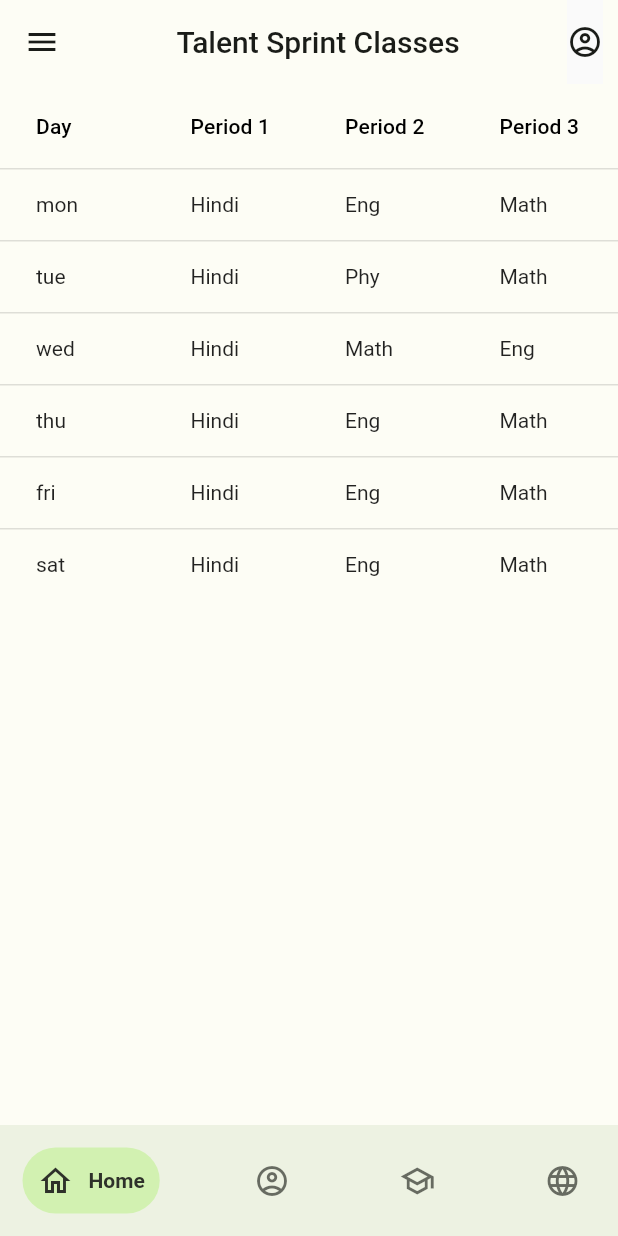
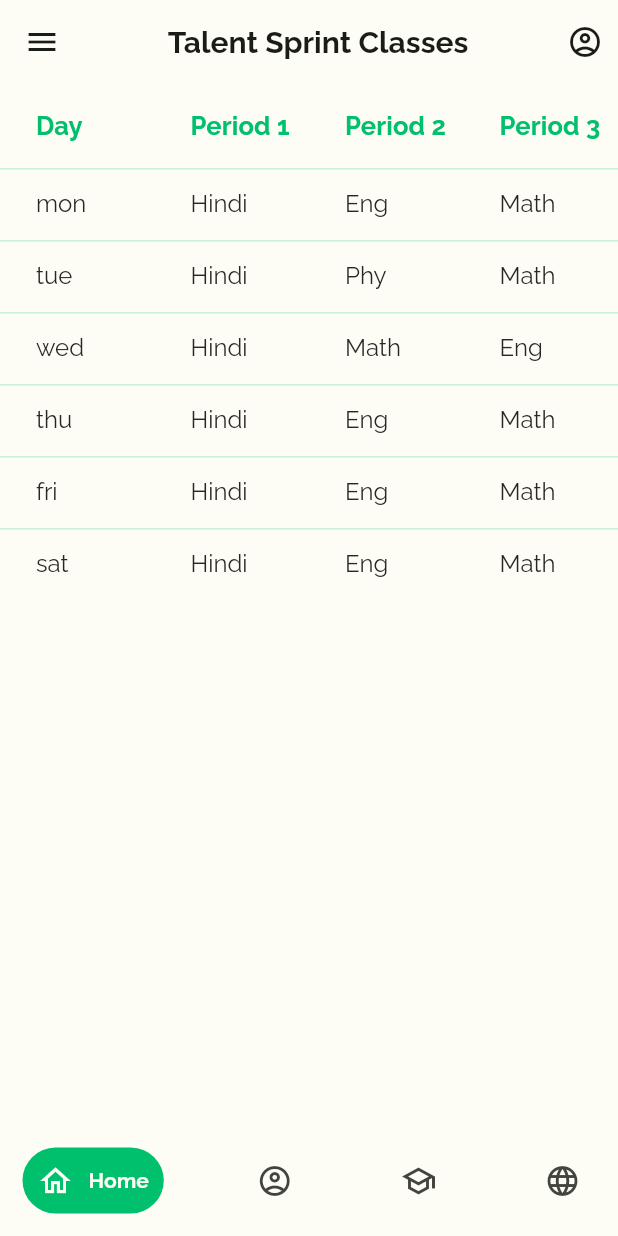
Before and after one commit to G-Paul/tsc_app_flutter, a Flutter app: the MainScreen screen opened directly, on a phone screen of 412 x 824 dp. Run offline on Flutter 3.47's test engine with Material 2 defaults, Android fonts, the phone set to English and light mode, and no system bars; drawn by our look-alikes of google_nav_bar; our stand-ins replace cloud_firestore, firebase_auth, firebase_core, google_fonts; accounts and stored records are empty.

Commit message:
Darkmode and Lightmode, Raleway font

```diff
--- /dev/null
+++ b/lib/app_themes.dart
@@ -0,0 +1,135 @@
+import 'package:flutter/material.dart';
+import 'package:google_fonts/google_fonts.dart';
+
+class LightThemes {
+  static ThemeData light_theme_1 = ThemeData(
+    primaryColor: Color(0xFF00BF6D),
+    backgroundColor: const Color(0xFFFDFDF5),
+    scaffoldBackgroundColor: const Color(0xFFFDFDF5),
+    buttonColor: Color(0xFF00BF6D),
+    iconTheme: const IconThemeData(
+      color: const Color.fromARGB(255, 46, 49, 42),
+    ),
+    dividerColor: Color(0x3400BF6C),
+    focusColor: const Color(0xFFFDFDF5),
+    bottomAppBarColor: const Color(0xFFFDFDF5),
+    appBarTheme: const AppBarTheme(
+      backgroundColor: const Color(0xFFFDFDF5),
+      elevation: 0,
+      foregroundColor: const Color(0xFF1A1C18),
+    ),
+    buttonTheme: const ButtonThemeData(
+      buttonColor: Color(0xFF00BF6D),
+    ),
+    textTheme: TextTheme(
+      bodySmall: GoogleFonts.raleway(
+        textStyle: TextStyle(
+          color: Color.fromARGB(255, 39, 39, 39),
+          fontSize: 16,
+        ),
+      ),
+      titleSmall: GoogleFonts.raleway(
+        textStyle: TextStyle(
+          color: Color(0xFF00BF6D),
+          fontSize: 17,
+          fontWeight: FontWeight.bold,
+        ),
+      ),
+      labelSmall: GoogleFonts.raleway(
+        textStyle: TextStyle(
+          color: Color.fromARGB(81, 0, 0, 0),
+          fontSize: 13,
+        ),
+      ),
+      titleLarge: GoogleFonts.raleway(),
+      // button: GoogleFonts.raleway(
+      //   fontWeight: FontWeight.bold,
+      // ),
+    ),
+  );
+}
+
+class DarkThemes {
+  static ThemeData dark_theme_2 = ThemeData(
+    primaryColor: Color(0xFF00BF6D),
+    backgroundColor: Color(0xFF100F25),
+    scaffoldBackgroundColor: Color(0xFF100F25),
+    buttonColor: Color(0xFF00BF6D),
+    focusColor: const Color(0xFFFDFDF5),
+    iconTheme: const IconThemeData(
+      color: Color(0xFF00BF6D),
+    ),
+    bottomAppBarColor: const Color(0xFFEDF2E2),
+    appBarTheme: const AppBarTheme(
+      backgroundColor: Color(0xFF151331),
+      elevation: 0,
+      foregroundColor: Color(0xFF00BF6D),
+    ),
+    buttonTheme: ButtonThemeData(
+      buttonColor: Color(0xFF00BF6D),
+    ),
+    textTheme: TextTheme(
+      bodySmall: GoogleFonts.raleway(
+        textStyle: TextStyle(
+          color: Color(0xFFFFFFFF),
+          fontSize: 15,
+        ),
+      ),
+      titleSmall: GoogleFonts.raleway(
+        textStyle: TextStyle(
+          color: Color(0xFF00BF6D),
+          fontWeight: FontWeight.bold,
+          fontSize: 15,
+        ),
+      ),
+      labelSmall: GoogleFonts.raleway(
+        textStyle: TextStyle(
+          // color: Color(0xFF00BF6D),
+          color: Color(0xB0FFFEFE),
+          fontSize: 13,
+        ),
+      ),
+      titleLarge: GoogleFonts.raleway(),
+      // button: GoogleFonts.raleway(
+      //   fontWeight: FontWeight.bold,
+      // ),
+    ),
+    drawerTheme: DrawerThemeData(
+      backgroundColor: Color(0xFF181736),
+    ),
+    dividerColor: Color(0x3400BF6C),
+  );
+
+  // static ThemeData dark_theme_1 = ThemeData(
+  //   primaryColor: Color(0xFF00BF6D),
+  //   backgroundColor: Color(0xFF100F25),
+  //   scaffoldBackgroundColor: Color(0xFF100F25),
+  //   buttonColor: Color(0xFF00BF6D),
+  //   focusColor: const Color(0xFFFDFDF5),
+  //   iconTheme: const IconThemeData(
+  //     color: Color(0xFF00BF6D),
+  //   ),
+  //   bottomAppBarColor: const Color(0xFFEDF2E2),
+  //   appBarTheme: const AppBarTheme(
+  //     backgroundColor: Color(0xFF00BF6D),
+  //     elevation: 0,
+  //     foregroundColor: const Color(0xFF1A1C18),
+  //   ),
+  //   buttonTheme: const ButtonThemeData(
+  //     buttonColor: Color(0xFF00BF6D),
+  //   ),
+  //   textTheme: TextTheme(
+  //     bodySmall: TextStyle(
+  //       color: Color(0xFFFFFFFF),
+  //     ),
+  //     titleSmall: TextStyle(
+  //       color: Color(0xFF00BF6D),
+  //       fontSize: 5,
+  //     ),
+  //   ),
+  //   drawerTheme: DrawerThemeData(
+  //     backgroundColor: Color(0xFF181736),
+  //   ),
+  //   dividerColor: Color(0x2C00BF6C),
+  // );
+}
--- a/lib/main.dart
+++ b/lib/main.dart
@@ -1,10 +1,12 @@
 import 'package:flutter/material.dart';
+import 'package:flutter/services.dart';
 import 'package:google_nav_bar/google_nav_bar.dart';
 import 'package:firebase_core/firebase_core.dart';
 
 import './screens/home/home_screen.dart';
 import './screens//main_screen.dart';
 import './screens/login/login_button.dart';
+import './app_themes.dart';
 
 // void main() {
 //   runApp(MyApp());
@@ -15,36 +17,39 @@ Future main() async {
   await Firebase.initializeApp();
 
   runApp(MyApp());
+  // SystemChrome.setEnabledSystemUIOverlays([SystemUiOverlay.top]);
 }
 
 class MyApp extends StatelessWidget {
   MyApp({super.key});
 
-  var theme_1 = ThemeData(
-    primaryColor: Color(0xFF93F041),
-    backgroundColor: const Color(0xFFFDFDF5),
-    buttonColor: Color.fromARGB(255, 189, 255, 132),
-    iconTheme: const IconThemeData(
-      color: const Color.fromARGB(255, 46, 49, 42),
-    ),
-    bottomAppBarColor: const Color(0xFFEDF2E2),
-    appBarTheme: const AppBarTheme(
-      backgroundColor: const Color(0xFFFDFDF5),
-      elevation: 0,
-      foregroundColor: const Color(0xFF1A1C18),
-    ),
-    buttonTheme: const ButtonThemeData(
-      buttonColor: Color.fromARGB(255, 205, 244, 122),
-    ),
-    textTheme: TextTheme(),
-  );
+  // var theme_1 = ThemeData(
+  //   primaryColor: Color(0xFF93F041),
+  //   backgroundColor: const Color(0xFFFDFDF5),
+  //   buttonColor: Color.fromARGB(255, 189, 255, 132),
+  //   iconTheme: const IconThemeData(
+  //     color: const Color.fromARGB(255, 46, 49, 42),
+  //   ),
+  //   bottomAppBarColor: const Color(0xFFEDF2E2),
+  //   appBarTheme: const AppBarTheme(
+  //     backgroundColor: const Color(0xFFFDFDF5),
+  //     elevation: 0,
+  //     foregroundColor: const Color(0xFF1A1C18),
+  //   ),
+  //   buttonTheme: const ButtonThemeData(
+  //     buttonColor: Color.fromARGB(255, 205, 244, 122),
+  //   ),
+  //   textTheme: TextTheme(),
+  // );
   // This widget is the root of your application.
   @override
   Widget build(BuildContext context) {
     return MaterialApp(
       debugShowCheckedModeBanner: false,
       title: 'TSC_Mobile',
-      theme: theme_1,
+      // theme: LightThemes.light_theme_1,
+      theme: LightThemes.light_theme_1,
+      darkTheme: DarkThemes.dark_theme_2,
       home: MainScreen(),
     );
   }
--- a/lib/screens/admin/home/admin_home.dart
+++ b/lib/screens/admin/home/admin_home.dart
@@ -29,7 +29,10 @@ class AdminHomeScreen extends StatelessWidget {
                 label: Container(
                   width: MediaQuery.of(context).size.width / 4,
                   child: ConstrainedBox(
-                    child: Text(column),
+                    child: Text(
+                      column,
+                      style: Theme.of(context).textTheme.titleSmall,
+                    ),
                     constraints: BoxConstraints(
                         maxWidth: MediaQuery.of(context).size.width / 4.0),
                   ),
@@ -43,7 +46,10 @@ class AdminHomeScreen extends StatelessWidget {
             child: ConstrainedBox(
               constraints: BoxConstraints(
                   maxWidth: MediaQuery.of(context).size.width / 4.0),
-              child: Text(data),
+              child: Text(
+                data,
+                style: Theme.of(context).textTheme.bodySmall,
+              ),
             ),
           )))
       .toList();
@@ -62,6 +68,7 @@ class AdminHomeScreen extends StatelessWidget {
         DataRow(cells: getCells(context, time_table_data[5])),
         // DataRow(cells: getCells(context, time_table_data[3])),
       ],
+
     );
   }
 }
--- a/lib/screens/login/login_button.dart
+++ b/lib/screens/login/login_button.dart
@@ -11,6 +11,7 @@ class LoginButton extends StatelessWidget {
   @override
   Widget build(BuildContext context) {
     return Container(
+      color: Theme.of(context).appBarTheme.backgroundColor,
       padding: EdgeInsets.symmetric(horizontal: 10),
       child: GestureDetector(
         onTap: () {
@@ -29,6 +30,7 @@ class LoginButton extends StatelessWidget {
             child: Material(
                 child: Icon(
               Icons.account_circle_outlined,
+              color: Theme.of(context).primaryColor,
             )),
           ),
         ),
--- a/lib/screens/main_screen.dart
+++ b/lib/screens/main_screen.dart
@@ -1,6 +1,7 @@
 import 'dart:developer';
 
 import 'package:flutter/material.dart';
+import 'package:google_fonts/google_fonts.dart';
 import 'package:google_nav_bar/google_nav_bar.dart';
 import 'package:firebase_auth/firebase_auth.dart';
 
@@ -53,10 +54,9 @@ class _MainScreenState extends State<MainScreen> {
         title: Center(
           child: Text(
             "Talent Sprint Classes",
-            style: Theme.of(context)
-                .textTheme
-                .titleLarge!
-                .copyWith(color: Theme.of(context).appBarTheme.foregroundColor),
+            style: Theme.of(context).textTheme.titleLarge!.copyWith(
+                color: Theme.of(context).appBarTheme.foregroundColor,
+                fontWeight: FontWeight.bold),
           ),
         ),
         actions: [
@@ -81,16 +81,21 @@ class _MainScreenState extends State<MainScreen> {
       ),
       drawer: NavigationDrawer(),
       bottomNavigationBar: Container(
-        color: Theme.of(context).bottomAppBarColor,
+        color: Theme.of(context).backgroundColor,
         child: Padding(
           padding: const EdgeInsets.symmetric(horizontal: 15, vertical: 15),
           child: GNav(
             onTabChange: (value) => _selectPage(value),
             gap: 10,
-            backgroundColor: Theme.of(context).bottomAppBarColor,
-            color: Theme.of(context).iconTheme.color!.withOpacity(0.7),
-            activeColor: Theme.of(context).iconTheme.color!,
-            tabBackgroundColor: Theme.of(context).primaryColor.withOpacity(0.3),
+            backgroundColor: Theme.of(context).backgroundColor,
+            color: Theme.of(context).iconTheme.color!.withOpacity(0.9),
+            activeColor: Theme.of(context).focusColor,
+            tabBackgroundColor: Theme.of(context).buttonColor,
+            // tabBackgroundColor: Theme.of(context).bottomAppBarColor,
+            textStyle: GoogleFonts.raleway(
+              fontWeight: FontWeight.bold,
+              color: Theme.of(context).focusColor,
+            ),
             padding: EdgeInsets.all(10),
             tabs: [
               GButton(
@@ -111,7 +116,7 @@ class _MainScreenState extends State<MainScreen> {
         ),
       ),
       body: _pages[_selectedPage]['page'] as Widget?,
-      backgroundColor: const Color(0xFFFDFDF5),
+      backgroundColor: Theme.of(context).scaffoldBackgroundColor,
     );
   }
 }
@@ -122,6 +127,7 @@ class LoginButton extends StatelessWidget {
   @override
   Widget build(BuildContext context) {
     return Container(
+      // color: Theme.of(context).appBarTheme.backgroundColor,
       padding: EdgeInsets.symmetric(horizontal: 10),
       child: GestureDetector(
         onTap: () {
@@ -143,9 +149,10 @@ class LoginButton extends StatelessWidget {
           //   return CustomRectTween(begin: begin, end: end);
           // },
           child: Material(
+              color: Theme.of(context).appBarTheme.backgroundColor,
               child: Icon(
-            Icons.account_circle_outlined,
-          )),
+                Icons.account_circle_outlined,
+              )),
         ),
       ),
     );
--- a/pubspec.yaml
+++ b/pubspec.yaml
@@ -41,6 +41,7 @@ dependencies:
   url_launcher: ^6.1.6
   cloud_firestore: ^4.0.5
   firebase_auth: ^4.1.2
+  google_fonts: ^2.0.0
 
 dev_dependencies:
   flutter_test:
```
Also changed, not shown: lib/screens/login/login_card.dart (+21 -15 lines), lib/screens/login/signed_in_card.dart (+16 -8 lines), pubspec.lock, 1 other file.
